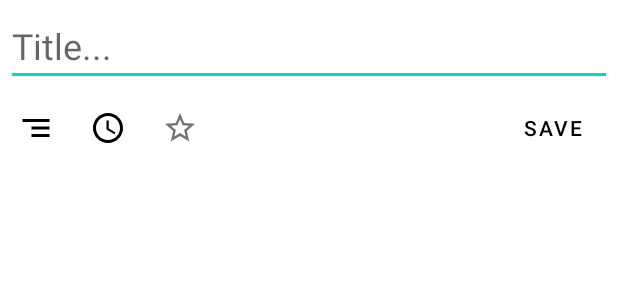
After one commit to Ru6en11/GoogleTaskClone, an Android app: the layout create_task_bottom_sheet_dialog.xml on its own in the app's theme, with its tools: preview values and no code run, on a phone screen of 412 x 824 dp. The commit adds this screen. Shown: the top 300 px of the screen. Run offline under Robolectric (Android 15) with nearby library versions, the phone set to English and light mode, and no system bars.

Commit message:
create bottom dialog for create task

```diff
--- /dev/null
+++ b/app/src/main/res/drawable-v24/ic_addit_info.xml
@@ -0,0 +1,5 @@
+<vector android:autoMirrored="true" android:height="24dp"
+    android:tint="#000000" android:viewportHeight="24"
+    android:viewportWidth="24" android:width="24dp" xmlns:android="http://schemas.android.com/apk/res/android">
+    <path android:fillColor="@android:color/white" android:pathData="M9,18h12v-2L9,16v2zM3,6v2h18L21,6L3,6zM9,13h12v-2L9,11v2z"/>
+</vector>
--- /dev/null
+++ b/app/src/main/res/drawable-v24/ic_time.xml
@@ -0,0 +1,6 @@
+<vector android:height="24dp" android:tint="#000000"
+    android:viewportHeight="24" android:viewportWidth="24"
+    android:width="24dp" xmlns:android="http://schemas.android.com/apk/res/android">
+    <path android:fillColor="@android:color/white" android:pathData="M11.99,2C6.47,2 2,6.48 2,12s4.47,10 9.99,10C17.52,22 22,17.52 22,12S17.52,2 11.99,2zM12,20c-4.42,0 -8,-3.58 -8,-8s3.58,-8 8,-8 8,3.58 8,8 -3.58,8 -8,8z"/>
+    <path android:fillColor="@android:color/white" android:pathData="M12.5,7H11v6l5.25,3.15 0.75,-1.23 -4.5,-2.67z"/>
+</vector>
--- /dev/null
+++ b/app/src/main/res/layout/create_task_bottom_sheet_dialog.xml
@@ -0,0 +1,72 @@
+<?xml version="1.0" encoding="utf-8"?>
+<LinearLayout
+    xmlns:android="http://schemas.android.com/apk/res/android"
+    xmlns:tools="http://schemas.android.com/tools"
+    android:orientation="vertical"
+    android:layout_width="match_parent"
+    android:layout_height="match_parent">
+
+    <EditText
+        android:id="@+id/task_title_edit_text"
+        android:layout_width="match_parent"
+        android:layout_height="wrap_content"
+        android:layout_margin="4dp"
+        android:hint="@string/title"
+        android:textColor="@color/black"
+        android:textSize="24sp"/>
+
+    <EditText
+        android:id="@+id/additional_info_edit_text"
+        android:layout_width="match_parent"
+        android:layout_height="wrap_content"
+        android:hint="@string/add_details"
+        android:textColor="@color/gray"
+        android:textSize="18sp"
+        android:visibility="gone"/>
+
+    <LinearLayout
+        android:layout_width="match_parent"
+        android:layout_height="wrap_content"
+        android:orientation="horizontal"
+        android:gravity="center_vertical">
+
+        <ImageButton
+            android:id="@+id/additional_info_image_btn"
+            android:layout_width="wrap_content"
+            android:layout_height="wrap_content"
+            android:src="@drawable/ic_addit_info"
+            android:contentDescription="@string/add_details"
+            android:backgroundTint="#00FFFFFF"/>
+
+        <ImageButton
+            android:id="@+id/set_time_image_btn"
+            android:layout_width="wrap_content"
+            android:layout_height="wrap_content"
+            android:src="@drawable/ic_time"
+            android:contentDescription="@string/set_time"
+            android:backgroundTint="#00FFFFFF"/>
+
+        <CheckBox
+            android:id="@+id/add_in_favourite_check_box"
+            android:layout_width="wrap_content"
+            android:layout_height="wrap_content"
+            android:button="@drawable/ic_star_border"
+            android:checked="false"/>
+
+        <Space
+            android:layout_width="0dp"
+            android:layout_height="wrap_content"
+            android:layout_weight="1"/>
+
+        <Button
+            android:id="@+id/save_task_button"
+            android:layout_width="wrap_content"
+            android:layout_height="wrap_content"
+            android:text="@string/save"
+            android:textColor="@color/black"
+            android:background="#00FFFFFF"/>
+
+
+    </LinearLayout>
+
+</LinearLayout>
--- a/app/src/main/res/values/strings.xml
+++ b/app/src/main/res/values/strings.xml
@@ -6,4 +6,8 @@
     <string name="accounts">Аккаунты</string>
     <string name="more">Еще</string>
     <string name="favourite_button">добавить в избранное</string>
+    <string name="save">Save</string>
+    <string name="title">Title...</string>
+    <string name="add_details">Add details</string>
+    <string name="set_time">set time</string>
 </resources>
```
Also changed, not shown: app/src/main/java/com/example/googletaskclonepro/views/tasks/TasksFragment.kt (+60 -1 lines), app/src/main/res/values/style.xml (added, +10 -0 lines).
